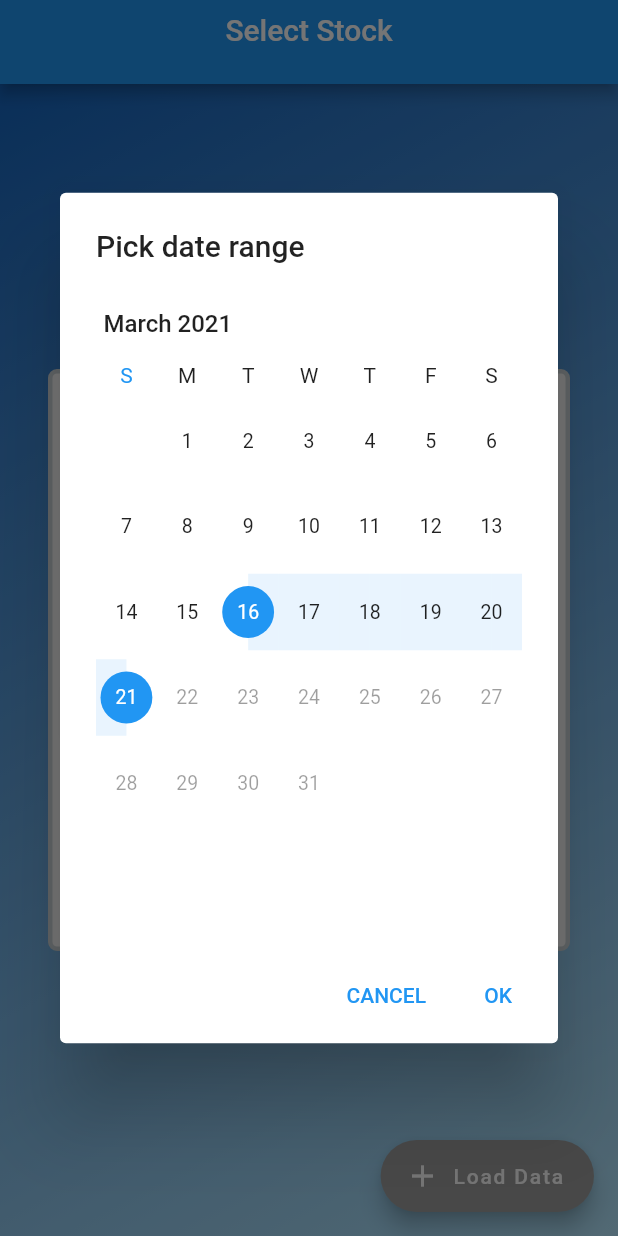
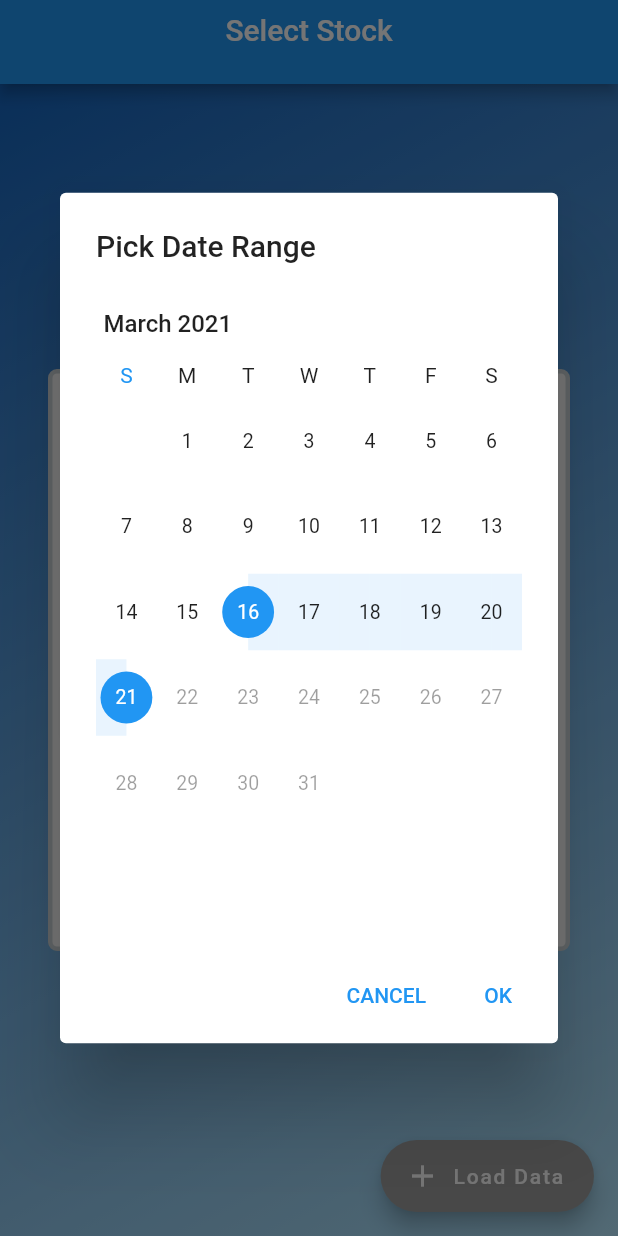
Before and after one commit to TudorMaxim/FinancialSystemsCoursework, a Flutter app: the screen it shows after launch, after a tap on "Pick Date Range", on a phone screen of 412 x 824 dp. Run offline on Flutter 3.47's test engine with Material 2 defaults, Android fonts, the phone set to English and light mode, and no system bars; drawn by our look-alikes of flutter_typeahead, syncfusion_flutter_datepicker; our stand-ins replace charts_flutter, connectivity, csv, sqflite; accounts and stored records are empty.

Commit message:
Refactor string literals as static final class constants

```diff
--- a/lib/main.dart
+++ b/lib/main.dart
@@ -1,22 +1,22 @@
-import 'package:financial_systems_coursework/screens/DetailsScreen.dart';
-import 'package:financial_systems_coursework/screens/MainScreen.dart';
+import 'package:financial_systems_coursework/routes/DetailsScreenRoute.dart';
+import 'package:financial_systems_coursework/routes/MainScreenRoute.dart';
 import 'package:flutter/material.dart';
 
 void main() => runApp(StocksApp());
 
 class StocksApp extends StatelessWidget {
+  static final String _appTitle = 'Stocks App';
+
   @override
   Widget build(BuildContext context) {
     return MaterialApp(
-      title: 'Stocks App',
+      title: _appTitle,
       theme: ThemeData(
         primarySwatch: Colors.blue,
       ),
-      initialRoute: '/',
+      initialRoute: MainScreenRoute.routeName,
       routes: {
-        MainScreenRoute.routeName: (context) => MainScreenRoute(
-              title: 'Select Stock',
-            ),
+        MainScreenRoute.routeName: (context) => MainScreenRoute(),
         DetailsScreenRoute.routeName: (context) => DetailsScreenRoute(),
       },
     );
--- a/lib/model/formulae/EMA.dart
+++ b/lib/model/formulae/EMA.dart
@@ -7,8 +7,7 @@ class EMA implements Formulae {
   @override
   List<Point> compute(List<Stock> stocks, int period, int startIndex) {
     if (stocks.length < period) {
-      throw new ErrorDescription(
-          "Period must be smalled than the number of stocks");
+      throw new ErrorDescription(Formulae.periodError);
     }
 
     if (stocks.isEmpty) return [];
--- a/lib/model/formulae/Formulae.dart
+++ b/lib/model/formulae/Formulae.dart
@@ -2,5 +2,8 @@ import '../Stock.dart';
 import '../Point.dart';
 
 abstract class Formulae {
+  static final String periodError =
+      'Period must be smalled than the number of stocks';
+
   List<Point> compute(List<Stock> stocks, int period, int startDate);
 }
--- a/lib/model/formulae/MACD.dart
+++ b/lib/model/formulae/MACD.dart
@@ -8,8 +8,7 @@ class MACD implements Formulae {
   @override
   List<Point> compute(List<Stock> stocks, int period, int startIndex) {
     if (stocks.length < period) {
-      throw new ErrorDescription(
-          "Period must be smalled than the number of stocks");
+      throw new ErrorDescription(Formulae.periodError);
     }
 
     if (stocks.isEmpty) return [];
--- a/lib/model/formulae/MACDAVG.dart
+++ b/lib/model/formulae/MACDAVG.dart
@@ -10,8 +10,7 @@ class MACDAVG implements Formulae {
   @override
   List<Point> compute(List<Stock> stocks, int period, int startIndex) {
     if (stocks.length < period) {
-      throw new ErrorDescription(
-          "Period must be smalled than the number of stocks");
+      throw new ErrorDescription(Formulae.periodError);
     }
 
     if (stocks.isEmpty) return [];
--- a/lib/model/formulae/SMA.dart
+++ b/lib/model/formulae/SMA.dart
@@ -7,8 +7,7 @@ class SMA implements Formulae {
   @override
   List<Point> compute(List<Stock> stocks, int period, int startIndex) {
     if (stocks.length < period) {
-      throw new ErrorDescription(
-          "Period must be smalled than the number of stocks");
+      throw new ErrorDescription(Formulae.periodError);
     }
 
     List<Point> indicators = new List.filled(stocks.length,
--- a/lib/repository/TickerManager.dart
+++ b/lib/repository/TickerManager.dart
@@ -3,6 +3,8 @@ import 'package:flutter/services.dart';
 
 class TickerManager {
   static final TickerManager _instance = TickerManager._init();
+
+  static final String _tickersLocation = 'assets/tickers.csv';
 
   TickerManager._init();
 
@@ -25,8 +27,7 @@ class TickerManager {
   }
 
   Future<List<String>> get tickers async {
-    final String _tickerString =
-        await rootBundle.loadString('assets/tickers.csv');
+    final String _tickerString = await rootBundle.loadString(_tickersLocation);
     final List<List<dynamic>> _csvData =
         CsvToListConverter().convert(_tickerString);
     return _flattenTickers(_csvData);
--- a/lib/screens/MainScreen.dart
+++ b/lib/routes/MainScreenRoute.dart
@@ -2,7 +2,7 @@ import 'dart:core';
 
 import 'package:financial_systems_coursework/repository/StockDataProvider.dart';
 import 'package:financial_systems_coursework/repository/TickerManager.dart';
-import 'package:financial_systems_coursework/screens/DetailsScreen.dart';
+import 'package:financial_systems_coursework/routes/DetailsScreenRoute.dart';
 import 'package:financial_systems_coursework/shared/AppBaseState.dart';
 import 'package:financial_systems_coursework/model/Stock.dart';
 import 'package:financial_systems_coursework/widgets/DateRangeSelector.dart';
@@ -13,8 +13,8 @@ import 'package:flutter/material.dart';
 
 class MainScreenRoute extends StatefulWidget {
   static final routeName = '/';
-  final String title;
-  MainScreenRoute({Key key, this.title}) : super(key: key);
+  final String title = 'Select Stock';
+  MainScreenRoute({Key key}) : super(key: key);
 
   @override
   State<StatefulWidget> createState() => MainScreenRouteState();
@@ -24,6 +24,11 @@ class MainScreenRouteState extends AppBaseState<MainScreenRoute> {
   String _ticker;
   String _period;
   List<DateTime> _dates;
+
+  static final String _alertTitle = 'Error';
+  static final String _alertCheckInternet1 = 'Could not fetch data about ';
+  static final String _alertCheckInternet2 =
+      '\nPlease check your internet connection!';
 
   void initState() {
     super.initState();
@@ -38,8 +43,8 @@ class MainScreenRouteState extends AppBaseState<MainScreenRoute> {
 
   void handlePress(BuildContext context) async {
     if (!connected) {
-      showAlertDialog(context, 'Error',
-          'Could not fetch data about $_ticker!\nPlease check your internet connection!');
+      showAlertDialog(context, _alertTitle,
+          _alertCheckInternet1 + _ticker + _alertCheckInternet2);
     } else if (_getFABStatus()) {
       // there is no data for weekend or for some days
       // hence we need to pull more data to be sure that we got enough to cover the previous period
@@ -64,8 +69,8 @@ class MainScreenRouteState extends AppBaseState<MainScreenRoute> {
       debugPrint('Found ${_stocks.length} stocks.');
       if (_stocks != null && _stocks.length != 0) {
         Navigator.of(context).pushNamed('/details',
-            arguments: DetailsScreenArguments(
-                'Stock Details', _period, _stocks, _startMidnight));
+            arguments:
+                DetailsScreenArguments(_period, _stocks, _startMidnight));
       } else {
         ScaffoldMessenger.of(context).showSnackBar(SnackBar(
           content: Text('No data points in your selected date range!'),
--- a/lib/widgets/DateRangeSelector.dart
+++ b/lib/widgets/DateRangeSelector.dart
@@ -17,6 +17,15 @@ class DateRangeSelector extends StatefulWidget {
 }
 
 class _DateRangeSelectorState extends State<DateRangeSelector> {
+  static final String _pickerTitle = 'Pick Date Range';
+  static final String _ok = 'OK';
+  static final String _cancel = 'CANCEL';
+  static final String _start = 'Start: ';
+  static final String _end = 'End: ';
+  static final String _daysSelected = 'Days Selcted: ';
+  static final String _selectErrorMessage =
+      'Please select a valid date range!\n(less then two years)';
+
   final Function _handleDateSubmit;
   List<DateTime> _dates;
   bool _err = false;
@@ -64,7 +73,7 @@ class _DateRangeSelectorState extends State<DateRangeSelector> {
         context: context,
         builder: (context) {
           return AlertDialog(
-            title: Text('Pick date range'),
+            title: Text(_pickerTitle),
             content: Container(
               width: MediaQuery.of(context).size.width - 10,
               height: MediaQuery.of(context).size.height / 2,
@@ -80,10 +89,10 @@ class _DateRangeSelectorState extends State<DateRangeSelector> {
             actions: [
               TextButton(
                   onPressed: () => Navigator.of(context).pop(),
-                  child: Text('CANCEL')),
+                  child: Text(_cancel)),
               TextButton(
                   onPressed: () => _handleDateAlertSubmit(context),
-                  child: Text('OK'))
+                  child: Text(_ok))
             ],
             elevation: 24.0,
           );
@@ -98,30 +107,28 @@ class _DateRangeSelectorState extends State<DateRangeSelector> {
         children: [
           ElevatedButton(
             onPressed: () => _onShowDialog(context),
-            child: Text('Pick Date Range'),
+            child: Text(_pickerTitle),
           ),
           Padding(
             padding:
                 const EdgeInsets.symmetric(horizontal: 12.0, vertical: 10.0),
-            child: InlineBold('Start: ', DateFormat.yMd().format(_dates.first)),
+            child: InlineBold(_start, DateFormat.yMd().format(_dates.first)),
           ),
           Padding(
             padding:
                 const EdgeInsets.symmetric(horizontal: 12.0, vertical: 10.0),
-            child: InlineBold('End: ', DateFormat.yMd().format(_dates.last)),
+            child: InlineBold(_end, DateFormat.yMd().format(_dates.last)),
           ),
           Padding(
             padding:
                 const EdgeInsets.symmetric(horizontal: 12.0, vertical: 6.0),
-            child: InlineBold('Days selected: ', '$_durr'),
+            child: InlineBold(_daysSelected, '$_durr'),
           ),
           Padding(
             padding:
                 const EdgeInsets.symmetric(horizontal: 12.0, vertical: 6.0),
             child: Text(
-              _err
-                  ? 'Please select a valid date range!\n(less then two years)'
-                  : '',
+              _err ? _selectErrorMessage : '',
               style: TextStyle(color: Colors.red),
             ),
           )
--- a/lib/widgets/SelectForm.dart
+++ b/lib/widgets/SelectForm.dart
@@ -15,7 +15,7 @@ class SelectForm extends StatefulWidget {
 
 class _SelectFormState extends State<SelectForm> {
   final TextEditingController _ctr = TextEditingController();
-  String _currentValue = "";
+  String _currentValue = '';
 
   @override
   void initState() {
```
Also changed, not shown: lib/repository/DBManager.dart (+14 -11 lines), lib/repository/StockDataCollector.dart (+9 -10 lines), lib/routes/DetailsScreenRoute.dart (renamed from lib/screens/DetailsScreen.dart, +11 -10 lines), 1 other file.
